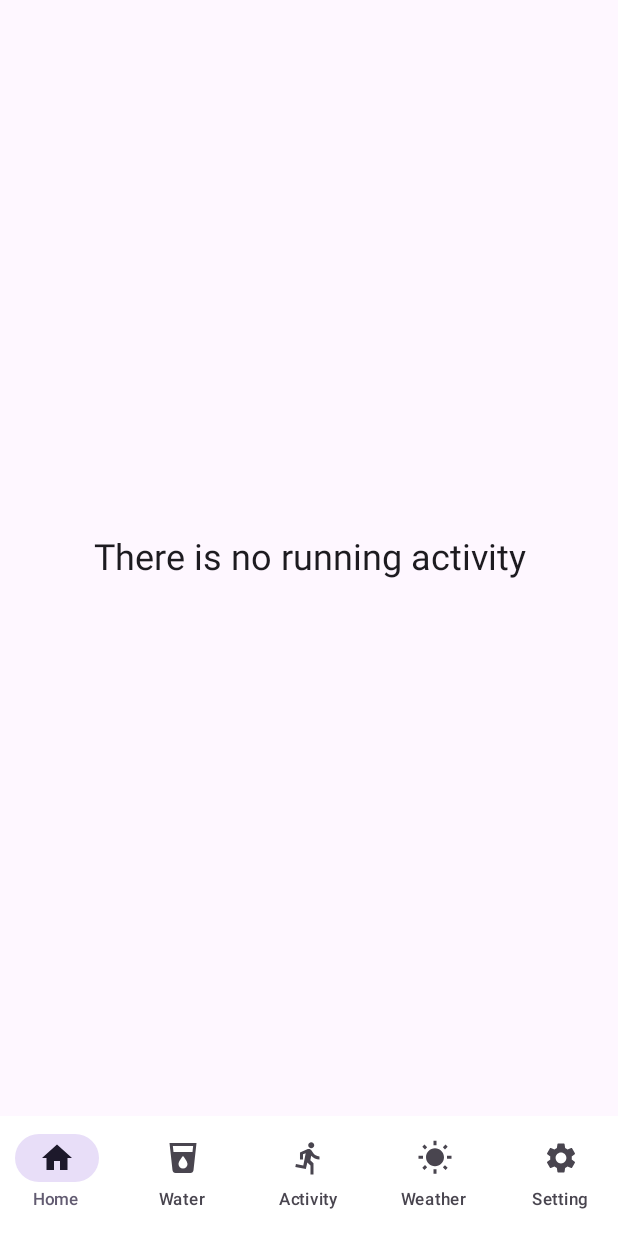
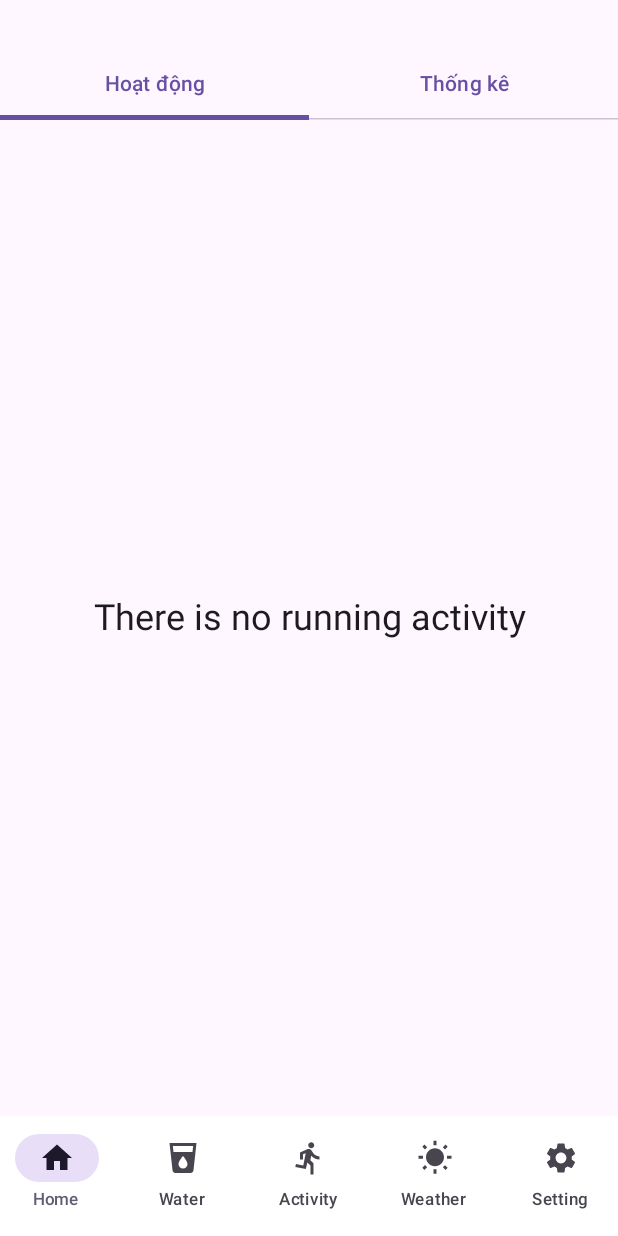
Before and after one commit to huyhoangtran00/Super-Fitness, an Android app built with Jetpack Compose: the HomeScreen screen opened through its navigation route, on a phone screen of 412 x 824 dp. Run offline under Robolectric (Android 15) with nearby library versions, the light colour scheme and no system bars; our stand-ins replace Dagger/Hilt's generated code, Room's generated code, Timber, livedata-compose.

Commit message:
update nav

```diff
--- a/app/src/main/java/com/example/superfitness/MainActivity.kt
+++ b/app/src/main/java/com/example/superfitness/MainActivity.kt
@@ -241,9 +241,8 @@ fun AppContent(
                             "${RunDetailsDestination.route}/${it}"
                         )
                     },
-                    onStatsClick = {
-                        navController.navigate(BarScreenDestination.route)
-                    }
+                    runViewModel = runViewModel,
+                    waterIntakeViewModel = waterIntakeViewModel
                 )
             }
             composable("water") {
--- a/app/src/main/java/com/example/superfitness/ui/screens/home/HomeScreen.kt
+++ b/app/src/main/java/com/example/superfitness/ui/screens/home/HomeScreen.kt
@@ -2,14 +2,25 @@ package com.example.superfitness.ui.screens.home
 
 
 import androidx.compose.foundation.layout.Box
+import androidx.compose.foundation.layout.Column
 import androidx.compose.foundation.layout.fillMaxSize
 import androidx.compose.foundation.layout.fillMaxWidth
 import androidx.compose.foundation.layout.padding
 import androidx.compose.foundation.lazy.LazyColumn
 import androidx.compose.foundation.lazy.items
+import androidx.compose.material.icons.Icons
+import androidx.compose.material.icons.filled.BarChart
+import androidx.compose.material3.Icon
+import androidx.compose.material3.IconButton
 import androidx.compose.material3.MaterialTheme
+import androidx.compose.material3.Tab
+import androidx.compose.material3.TabRow
 import androidx.compose.material3.Text
 import androidx.compose.runtime.Composable
+import androidx.compose.runtime.getValue
+import androidx.compose.runtime.mutableStateOf
+import androidx.compose.runtime.remember
+import androidx.compose.runtime.setValue
 import androidx.compose.ui.Alignment
 import androidx.compose.ui.Modifier
 import androidx.compose.ui.text.style.TextAlign
@@ -19,9 +30,12 @@ import androidx.lifecycle.viewmodel.compose.viewModel
 import com.example.superfitness.R
 import com.example.superfitness.ui.navigation.NavigationDestination
 import com.example.superfitness.ui.screens.BarScreenDestination
+import com.example.superfitness.ui.screens.BarScreen
 import com.example.superfitness.ui.screens.home.components.RunningCard
 import com.example.superfitness.viewmodel.AppViewModelProvider
 import com.example.superfitness.viewmodel.HomeViewModel
+import com.example.superfitness.viewmodel.RunViewModel
+import com.example.superfitness.ui.viewmodel.WaterIntakeViewModel
 
 object HomeDestination : NavigationDestination {
     override val route = "home screen"
@@ -33,10 +47,32 @@ fun HomeScreen(
     modifier: Modifier,
     viewModel: HomeViewModel = viewModel(factory = AppViewModelProvider.Factory),
     onRunItemClick: (Int) -> Unit,
-    onStatsClick: () -> Unit = {}
+    runViewModel: RunViewModel,
+    waterIntakeViewModel: WaterIntakeViewModel
 ) {
     val runsList = viewModel.allRuns.collectAsStateWithLifecycle().value
+    var selectedTab by remember { mutableStateOf(0) }
 
+    Column(modifier = Modifier.fillMaxSize()) {
+        TabRow(
+            selectedTabIndex = selectedTab,
+            modifier = Modifier
+                .fillMaxWidth()
+                .padding(top = 32.dp)
+        ) {
+            Tab(
+                selected = selectedTab == 0,
+                onClick = { selectedTab = 0 },
+                text = { Text("Hoạt động") }
+            )
+            Tab(
+                selected = selectedTab == 1,
+                onClick = { selectedTab = 1 },
+                text = { Text("Thống kê") }
+            )
+        }
+        when (selectedTab) {
+            0 -> {
                 if (runsList.isEmpty()) {
                     Box(
                         modifier = Modifier.fillMaxSize(),
@@ -48,24 +84,33 @@ fun HomeScreen(
                             style = MaterialTheme.typography.headlineSmall
                         )
                     }
-    }
+                } else {
                     LazyColumn(
-        modifier = Modifier.padding(top = 32.dp, start = 8.dp, end = 8.dp),
+                        modifier = Modifier
+                            .padding(top = 32.dp, start = 8.dp, end = 8.dp),
                         horizontalAlignment = Alignment.CenterHorizontally
                     ) {
                         items(
                             items = runsList,
                             key = { item -> item.id }
-        ) {item ->
-
+                        ) { item ->
                             RunningCard(
                                 modifier = Modifier.fillMaxWidth(),
                                 runItem = item,
                                 onClick = {
                                     onRunItemClick(item.id)
-                },
-                onStatsClick = onStatsClick
+                                }
                             )
                         }
                     }
                 }
+            }
+            1 -> {
+                BarScreen(
+                    runViewModel = runViewModel,
+                    waterIntakeViewModel = waterIntakeViewModel
+                )
+            }
+        }
+    }
+}
--- a/app/src/main/java/com/example/superfitness/ui/screens/home/components/BarScreen.kt
+++ b/app/src/main/java/com/example/superfitness/ui/screens/home/components/BarScreen.kt
@@ -85,7 +85,7 @@ fun BarScreen(
             value = if (intakes.isNotEmpty()) intakes.sumOf { it.amount }.toFloat() else 0f
         )
     }
-    Log.d("BarScreen", "Run Data: $runsByDay")
+
     val recentWaterIntakes = allWaterIntakes.sortedByDescending { it.date + " " + it.time }.take(10)
 
     var isRunDataSelected by remember { mutableStateOf(true) }
```
Also changed, not shown: app/src/main/java/com/example/superfitness/ui/screens/home/components/RunningCard.kt (+0 -10 lines). Lines whose indentation alone changed are shown as unchanged.
